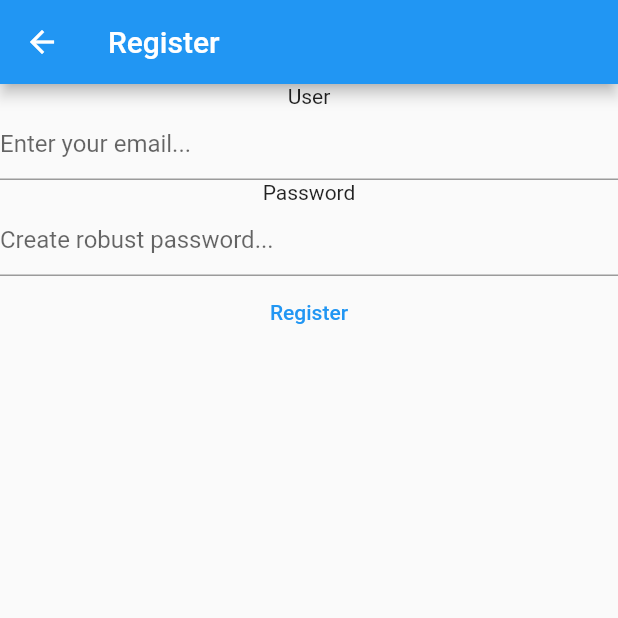
After one commit to galifornia/flutter-notes, a Flutter app: the RegisterView screen opened directly, on a phone screen of 412 x 824 dp, the top half of it. The commit adds this screen. Run offline on Flutter 3.47's test engine with Material 2 defaults, Android fonts, the phone set to English and light mode, and no system bars; our stand-ins replace firebase_auth, firebase_core; accounts and stored records are empty; network calls fail.

Commit message:
Create login & register views into their own files

```diff
--- /dev/null
+++ b/lib/views/register_view.dart
@@ -0,0 +1,85 @@
+import 'package:firebase_auth/firebase_auth.dart';
+import 'package:firebase_core/firebase_core.dart';
+import 'package:flutter/material.dart';
+import 'package:mynotes/firebase_options.dart';
+
+class RegisterView extends StatefulWidget {
+  const RegisterView({Key? key}) : super(key: key);
+
+  @override
+  State<RegisterView> createState() => _RegisterViewState();
+}
+
+class _RegisterViewState extends State<RegisterView> {
+  late final TextEditingController _email;
+  late final TextEditingController _password;
+
+  @override
+  void initState() {
+    _email = TextEditingController();
+    _password = TextEditingController();
+    super.initState();
+  }
+
+  @override
+  void dispose() {
+    _email.dispose();
+    _password.dispose();
+    super.dispose();
+  }
+
+  void register() async {
+    final email = _email.text;
+    final password = _password.text;
+
+    final userCredential = await FirebaseAuth.instance
+        .createUserWithEmailAndPassword(email: email, password: password);
+
+    print(userCredential);
+  }
+
+  @override
+  Widget build(BuildContext context) {
+    return Scaffold(
+        appBar: AppBar(
+          title: const Text("Register"),
+        ),
+        body: FutureBuilder(
+            future: Firebase.initializeApp(
+              options: DefaultFirebaseOptions.currentPlatform,
+            ),
+            builder: (context, snapshot) {
+              switch (snapshot.connectionState) {
+                case ConnectionState.done:
+                  return Column(
+                    children: [
+                      const Text("User"),
+                      TextField(
+                        controller: _email,
+                        enableSuggestions: false,
+                        autocorrect: false,
+                        keyboardType: TextInputType.emailAddress,
+                        decoration: const InputDecoration(
+                            hintText: "Enter your email..."),
+                      ),
+                      const Text("Password"),
+                      TextField(
+                        controller: _password,
+                        obscureText: true,
+                        enableSuggestions: false,
+                        autocorrect: false,
+                        decoration: const InputDecoration(
+                            hintText: "Create robust password..."),
+                      ),
+                      TextButton(
+                        onPressed: register,
+                        child: const Text("Register"),
+                      ),
+                    ],
+                  );
+                default:
+                  return const Text("Loading");
+              }
+            }));
+  }
+}
```
Also changed, not shown: lib/main.dart (+3 -85 lines), lib/views/login_view.dart (added, +88 -0 lines).
